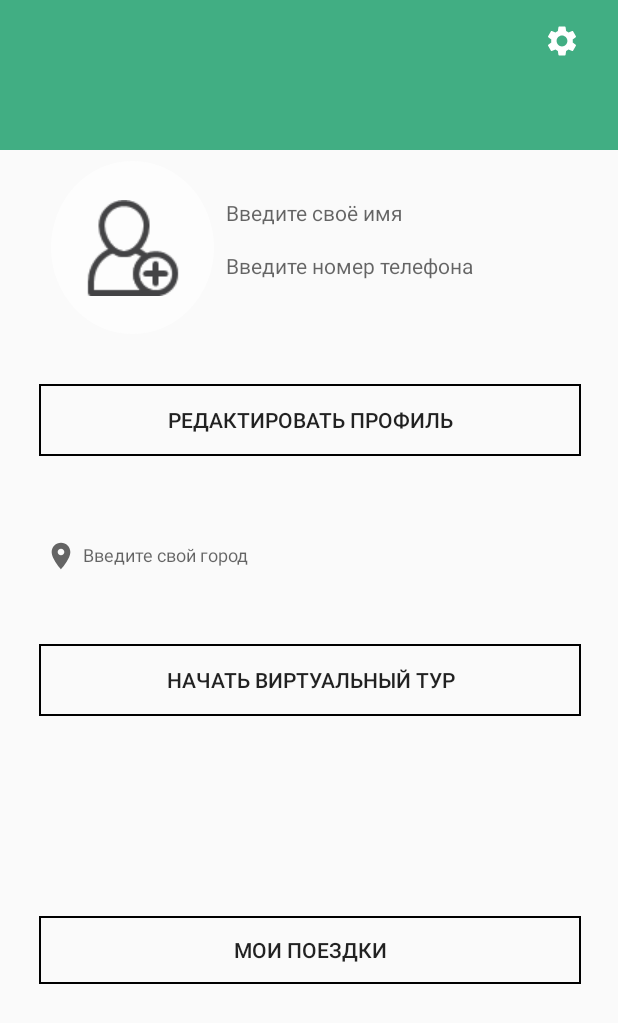
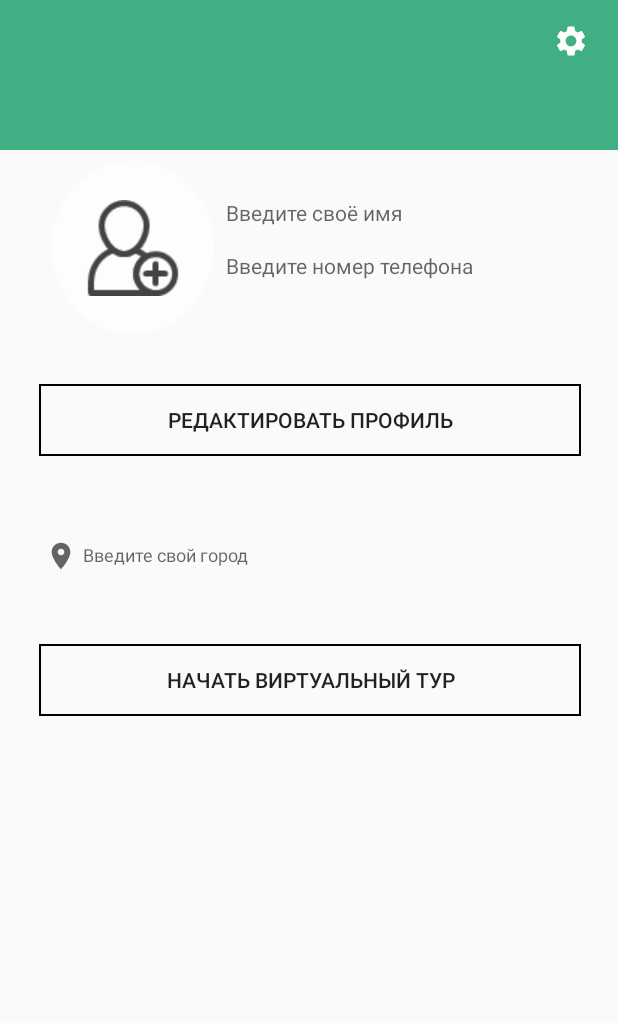
Before and after one commit to Colggen/AnyTravel, an Android app: the layout fragment_my_profile.xml on its own in the app's theme, with its tools: preview values and no code run, on a phone screen of 412 x 824 dp. Shown: the top 1023 px of the screen. Run offline under Robolectric (Android 15) with nearby library versions, the phone set to English and light mode, and no system bars.

Commit message:
initial commit

```diff
--- a/app/src/main/java/com/example/mainapplication/MyProfileEdit.kt
+++ b/app/src/main/java/com/example/mainapplication/MyProfileEdit.kt
@@ -97,11 +97,11 @@ class MyProfileEdit : Fragment() {
                 phoneEt.error = "Введите корректный номер"
                 allow = false
             }
-            if(!App.isCorrectName(nameEt.text.toString()) || nameEt.text.toString().isEmpty() ){
+            if(App.isCorrectName(nameEt.text.toString()) || nameEt.text.toString().isEmpty() ){
                 nameEt.error = "Введите верное имя и фамилию"
                 allow = false
             }
-            if(!App.isCorrectCity(cityEt.text.toString()) || cityEt.text.toString().isEmpty()){
+            if(App.isLetters(cityEt.text.toString()) || cityEt.text.toString().isEmpty()){
                 cityEt.error = "Введите правильно ваш город"
                 allow = false
             }
--- a/app/src/main/java/com/example/mainapplication/MyProfileFragment.kt
+++ b/app/src/main/java/com/example/mainapplication/MyProfileFragment.kt
@@ -166,7 +166,6 @@ class MyProfileFragment : Fragment() {
         //view.add.setOnClickListener { findNavController().navigate(R.id.action_myProfileFragment_to_myProfileEdit2) }
 
         view.buttonEdit.setOnClickListener { findNavController().navigate(R.id.action_myProfileFragment_to_myProfileEdit2) }
-        view.tripsBt.setOnClickListener { findNavController().navigate(R.id.action_myProfileFragment_to_secondFragment) }
 
 
         view.settingsImage.setOnClickListener {
--- a/app/src/main/java/com/example/mainapplication/RegistrationFragment.kt
+++ b/app/src/main/java/com/example/mainapplication/RegistrationFragment.kt
@@ -14,7 +14,9 @@ import com.google.firebase.FirebaseApp
 import com.google.firebase.auth.FirebaseAuth
 import com.google.firebase.database.DatabaseReference
 import com.google.firebase.database.FirebaseDatabase
+import kotlinx.android.synthetic.main.fragment_my_profile_edit.*
 import kotlinx.android.synthetic.main.fragment_registration.*
+import kotlinx.android.synthetic.main.fragment_registration.phoneTv
 import kotlinx.android.synthetic.main.fragment_registration.view.*
 
 
@@ -83,7 +85,7 @@ class RegistrationFragment : Fragment() {
                 confirmTv.error = "Заполните поле"
                 allow = false
             }
-            if(nameTv.text.toString().isEmpty() && !App.isCorrectName(nameTv.text.toString())){
+            if(nameTv.text.toString().isEmpty() || !App.isCorrectName(nameTv.text.toString())){
                 allow = false
                 nameTv.error = "Введите правильные имя и фамилию"
             }
--- a/app/src/main/java/com/example/mainapplication/TourActivity.kt
+++ b/app/src/main/java/com/example/mainapplication/TourActivity.kt
@@ -249,6 +249,7 @@ class TourActivity : AppCompatActivity(), ViewPager.OnPageChangeListener {
 
     override fun onPageSelected(position: Int) {
 
+        var direction = 1
         if(custom_position == images.size-1){
             direction = 0
         }
--- a/app/src/main/java/com/example/mainapplication/Tours.kt
+++ b/app/src/main/java/com/example/mainapplication/Tours.kt
@@ -4,6 +4,7 @@
 
 
     class Tours : Serializable{
+
         var id: String? = null
         var tourName: String?=null
         var description: String ?= null
@@ -15,4 +16,5 @@
         var phone: String?=null
         var numbersOfPeople: Int?=null
         var bookedId: String? = null
+
     }
--- a/app/src/main/res/layout/fragment_my_profile.xml
+++ b/app/src/main/res/layout/fragment_my_profile.xml
@@ -115,23 +115,10 @@
             android:src="@drawable/ic_baseline_settings_24"
             app:layout_constraintBottom_toBottomOf="@+id/toolbar"
             app:layout_constraintEnd_toEndOf="parent"
-            app:layout_constraintHorizontal_bias="0.935"
+            app:layout_constraintHorizontal_bias="0.95"
             app:layout_constraintStart_toStartOf="parent"
             app:layout_constraintTop_toTopOf="@+id/toolbar"
             app:layout_constraintVertical_bias="0.2" />
-
-        <Button
-            android:id="@+id/tripsBt"
-            android:layout_width="0dp"
-            android:layout_height="45dp"
-            android:background="@drawable/boarder"
-            android:text="Мои поездки"
-            app:layout_constraintBottom_toBottomOf="parent"
-            app:layout_constraintEnd_toStartOf="@+id/guideline5"
-            app:layout_constraintHorizontal_bias="0.0"
-            app:layout_constraintStart_toStartOf="@+id/guideline4"
-            app:layout_constraintTop_toTopOf="@+id/guideline12"
-            app:layout_constraintVertical_bias="0.408" />
 
         <androidx.constraintlayout.widget.Guideline
             android:id="@+id/guideline4"
--- a/app/src/main/res/layout/slider_item.xml
+++ b/app/src/main/res/layout/slider_item.xml
@@ -6,10 +6,10 @@
     android:layout_margin="8dp"
     app:cardPreventCornerOverlap="true"
     app:cardUseCompatPadding="true">
+
     <ImageView
         android:id="@+id/tourImages"
         android:layout_width="match_parent"
-        android:layout_height="250dp"
-        app:srcCompat="@drawable/gora">
-    </ImageView>
+        android:layout_height="370dp"
+        android:scaleType="fitXY"></ImageView>
 </androidx.cardview.widget.CardView>
--- a/app/src/main/res/values/colors.xml
+++ b/app/src/main/res/values/colors.xml
@@ -1,8 +1,8 @@
 <?xml version="1.0" encoding="utf-8"?>
 <resources>
-    <color name="colorPrimary">#6200EE</color>
-    <color name="colorPrimaryDark">#3700B3</color>
-    <color name="colorAccent">#03DAC5</color>
+    <color name="colorPrimary">#00996e</color>
+    <color name="colorPrimaryDark">#006a43</color>
+    <color name="colorAccent">#51cb9c</color>
     <color name="colorBlack">#000000</color>
     <color name="colorWhite">#FFFFFF</color>
     <color name="colorGray">#C5C2C2</color>
```
Also changed, not shown: app/build.gradle (+9 -0 lines), app/src/main/java/com/example/mainapplication/App.kt (+9 -0 lines).
